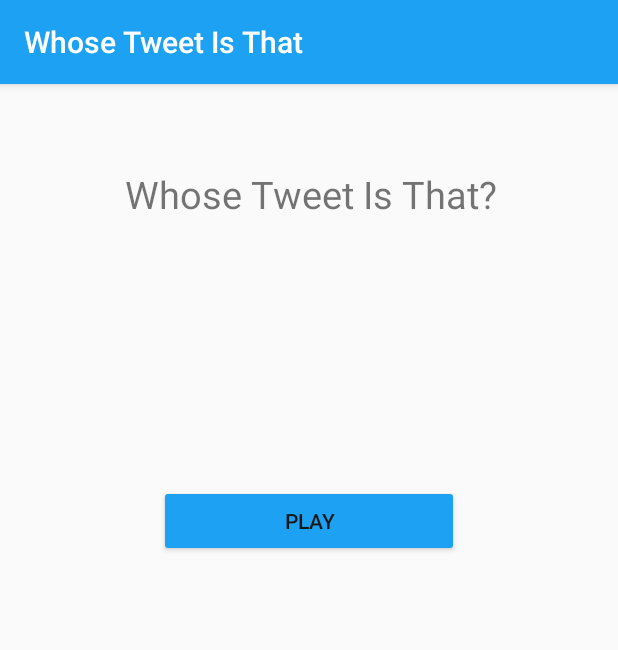
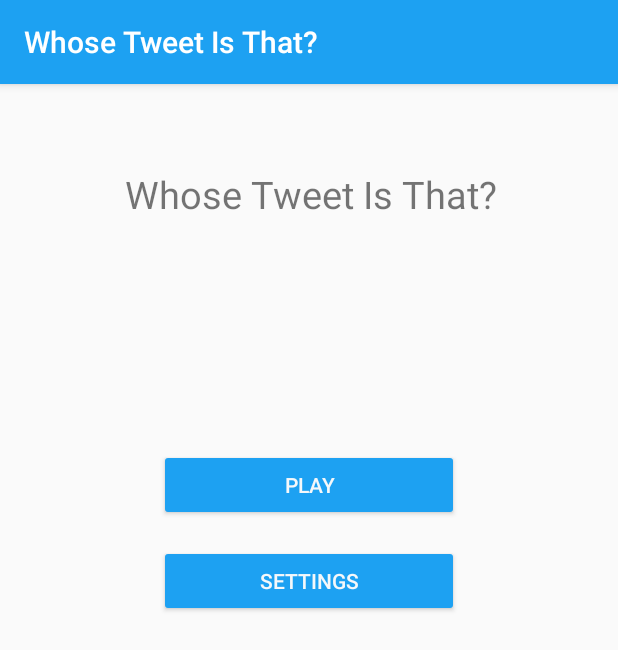
Before and after one commit to gummangummangumman/WhoseTweetIsThat, an Android app: the screen it shows after launch (MainActivity), on a phone screen of 412 x 824 dp. Shown: the top 650 px of the screen. Run offline under Robolectric (Android 15) with nearby library versions, the phone set to English and light mode, and no system bars; libraries missing offline, so code that uses them is left out: com.twitter.sdk.

Commit message:
settings etc

```diff
--- a/app/build.gradle
+++ b/app/build.gradle
@@ -9,6 +9,7 @@ android {
         versionCode 1
         versionName "1.0"
         testInstrumentationRunner "android.support.test.runner.AndroidJUnitRunner"
+        vectorDrawables.useSupportLibrary = true
     }
     buildTypes {
         release {
@@ -22,6 +23,8 @@ dependencies {
     implementation fileTree(include: ['*.jar'], dir: 'libs')
     implementation 'com.android.support:appcompat-v7:26.1.0'
     implementation 'com.android.support.constraint:constraint-layout:1.0.2'
+    implementation 'com.android.support:support-v4:26.1.0'
+    implementation 'com.android.support:support-vector-drawable:26.1.0'
     testImplementation 'junit:junit:4.12'
     androidTestImplementation 'com.android.support.test:runner:1.0.1'
     androidTestImplementation 'com.android.support.test.espresso:espresso-core:3.0.1'
@@ -31,6 +34,9 @@ dependencies {
 
 
 
+
+
+
 repositories {
     jcenter()
 }
--- a/app/src/main/AndroidManifest.xml
+++ b/app/src/main/AndroidManifest.xml
@@ -17,7 +17,10 @@
             </intent-filter>
         </activity>
         <activity android:name=".LoseActivity" />
-        <activity android:name=".GameActivity"></activity>
+        <activity android:name=".GameActivity" />
+        <activity
+            android:name=".SettingsActivity"
+            android:label="@string/settings" />
     </application>
 
 </manifest>
--- a/app/src/main/java/hotboys69/dat153/whosetweetisthatappthing/LoseActivity.java
+++ b/app/src/main/java/hotboys69/dat153/whosetweetisthatappthing/LoseActivity.java
@@ -21,11 +21,9 @@ public class LoseActivity extends AppCompatActivity {
         setContentView(R.layout.activity_lose);
 
         scoreLoseText = findViewById(R.id.scoreLoseText);
-        gameOverText = findViewById(R.id.gameOverText);
 
         score = 0;
 
-        gameOverText.setText("Game Over");
         scoreLoseText.setText("You got a score of: " + score);
 
 
@@ -52,7 +50,7 @@ public class LoseActivity extends AppCompatActivity {
         startActivity(menuIntent);
     }
 
-    public void startGame() {
+    private void startGame() {
         Intent gameIntent = new Intent(this, GameActivity.class);
         startActivity(gameIntent);
     }
--- a/app/src/main/java/hotboys69/dat153/whosetweetisthatappthing/MainActivity.java
+++ b/app/src/main/java/hotboys69/dat153/whosetweetisthatappthing/MainActivity.java
@@ -1,13 +1,9 @@
 package hotboys69.dat153.whosetweetisthatappthing;
 
 import android.content.Intent;
-import android.graphics.Canvas;
-import android.graphics.ColorFilter;
-import android.graphics.drawable.Drawable;
-import android.support.annotation.NonNull;
-import android.support.annotation.Nullable;
 import android.support.v7.app.AppCompatActivity;
 import android.os.Bundle;
+import android.util.Log;
 import android.view.View;
 import android.widget.Button;
 
@@ -15,19 +11,27 @@ import android.widget.Button;
 public class MainActivity extends AppCompatActivity {
 
     Button playButton;
+    Button settingsButton;
 
     @Override
     protected void onCreate(Bundle savedInstanceState) {
         super.onCreate(savedInstanceState);
         setContentView(R.layout.activity_main);
 
-
         playButton = findViewById(R.id.playButton);
-
         playButton.setOnClickListener(new View.OnClickListener() {
             @Override
             public void onClick(View view) {
                 startGame();
+            }
+        });
+
+
+        settingsButton = findViewById(R.id.settingsButton);
+        settingsButton.setOnClickListener(new View.OnClickListener() {
+            @Override
+            public void onClick(View view) {
+                goToSettings();
             }
         });
     }
@@ -38,4 +42,10 @@ public class MainActivity extends AppCompatActivity {
         Intent gameIntent = new Intent(this, GameActivity.class);
         startActivity(gameIntent);
     }
+
+    public void goToSettings()
+    {
+        Intent settingsIntent = new Intent(this, SettingsActivity.class);
+        startActivity(settingsIntent);
+    }
 }
--- a/app/src/main/res/layout/activity_main.xml
+++ b/app/src/main/res/layout/activity_main.xml
@@ -10,20 +10,32 @@
         android:id="@+id/playButton"
         android:layout_width="200dp"
         android:layout_height="wrap_content"
-        android:layout_marginTop="148dp"
+        android:layout_marginTop="124dp"
         android:backgroundTint="@color/twitterOfficial"
-        android:text="Play"
-        android:textColor="@color/twitterOfficialBlack"
+        android:text="@string/play"
+        android:textColor="@color/twitterOfficialWhite"
         app:layout_constraintEnd_toEndOf="parent"
         app:layout_constraintStart_toStartOf="parent"
         app:layout_constraintTop_toBottomOf="@+id/nameText" />
+
+    <Button
+        android:id="@+id/settingsButton"
+        android:layout_width="200dp"
+        android:layout_height="wrap_content"
+        android:layout_marginTop="16dp"
+        android:backgroundTint="@color/twitterOfficial"
+        android:text="@string/settings"
+        android:textColor="@color/twitterOfficialWhite"
+        app:layout_constraintEnd_toEndOf="parent"
+        app:layout_constraintStart_toStartOf="parent"
+        app:layout_constraintTop_toBottomOf="@+id/playButton" />
 
     <TextView
         android:id="@+id/nameText"
         android:layout_width="273dp"
         android:layout_height="63dp"
         android:layout_marginTop="56dp"
-        android:text="Whose Tweet Is That?"
+        android:text="@string/app_name"
         android:textAlignment="center"
         android:textSize="25dp"
         app:layout_constraintEnd_toEndOf="parent"
--- a/app/src/main/res/values/strings.xml
+++ b/app/src/main/res/values/strings.xml
@@ -1,5 +1,11 @@
 <resources>
-    <string name="app_name">Whose Tweet Is That</string>
+    <string name="app_name">Whose Tweet Is That?</string>
     <string name="com.twitter.sdk.android.CONSUMER_KEY">xL5rTvWdN6tWvg2kSmPX3eoSK</string>
     <string name="com.twitter.sdk.android.CONSUMER_SECRET">431ZscXAnlgKpj2iK0q0Pd1tupKyWs0NHw0rKsKvQJSCFjfKLq</string>
+
+    <string name="backToMainMenu">Back To main menu</string>
+    <string name="play">Play</string>
+    <string name="settings">Settings</string>
+    <string name="sound">Sound effects</string>
+    <string name="gameOver">Game Over!</string>
 </resources>
```
Also changed, not shown: app/src/main/java/hotboys69/dat153/whosetweetisthatappthing/Settings.java (added, +11 -0 lines), app/src/main/java/hotboys69/dat153/whosetweetisthatappthing/SettingsActivity.java (added, +55 -0 lines), app/src/main/res/layout/activity_lose.xml (+23 -20 lines), app/src/main/res/layout/activity_settings.xml (added, +30 -0 lines).
